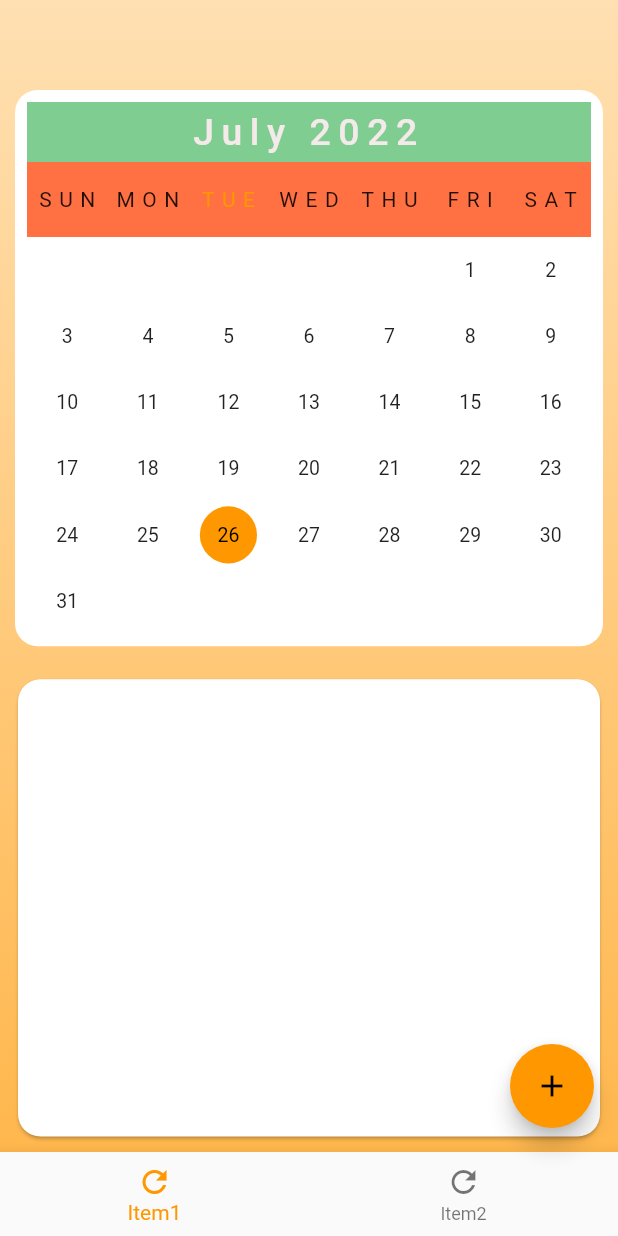
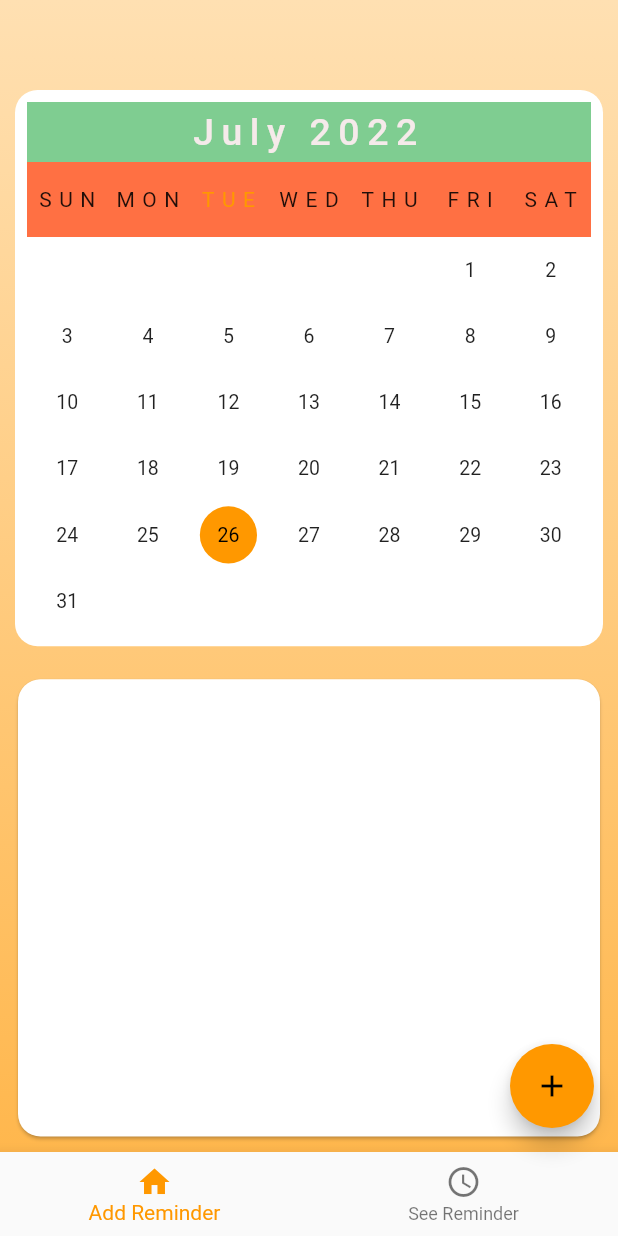
Before and after one commit to fadhlansyaf/todo, a Flutter app: the screen it shows after launch, on a phone screen of 412 x 824 dp. Run offline on Flutter 3.47's test engine with Material 2 defaults, Android fonts, the phone set to English and light mode, and no system bars; drawn by our look-alikes of syncfusion_flutter_datepicker; our stand-ins replace bloc, equatable, flutter_bloc, flutter_local_notifications, flutter_native_timezone, sqflite and 1 more; missing offline and left inert: flutter_background_service, flutter_background_service_android; accounts and stored records are empty.

Commit message:
added feature to see closest reminder (day range)

```diff
--- a/lib/home.dart
+++ b/lib/home.dart
@@ -1,11 +1,14 @@
+import 'package:collection/collection.dart';
 import 'package:flutter/material.dart';
 import 'package:flutter_bloc/flutter_bloc.dart';
 import 'package:syncfusion_flutter_datepicker/datepicker.dart';
-import 'package:todo/bloc/home_bloc.dart';
-import 'package:todo/item_list.dart';
+import 'package:todo/widgets/item_list.dart';
 import 'package:todo/model.dart';
+import 'package:todo/widgets/reminder_list.dart';
 
 import 'database.dart';
+import 'home_bloc/home_bloc.dart';
+import 'reminder_bloc/reminder_bloc.dart';
 
 class MyHomePage extends StatefulWidget {
   const MyHomePage({Key? key}) : super(key: key);
@@ -22,6 +25,10 @@ class _MyHomePageState extends State<MyHomePage> {
   final subController = TextEditingController();
   final descController = TextEditingController();
   final _formKey = GlobalKey<FormState>();
+
+  List<MapEntry<int, List<TodoModel>>> groupedList = [];
+  bool reminderIsLoading = false;
+  int dayRange = 3;
 
   @override
   void initState() {
@@ -44,6 +51,12 @@ class _MyHomePageState extends State<MyHomePage> {
   void _onItemTapped(int index) {
     setState(() {
       _selectedIndex = index;
+      if (index == 1) {
+        DateTime now = DateTime.now();
+        DateTime selectedDate =
+            DateTime(now.year, now.month, now.day + dayRange);
+        context.read<ReminderBloc>().add(LoadReminder(selectedDate, now));
+      }
     });
   }
 
@@ -76,7 +89,7 @@ class _MyHomePageState extends State<MyHomePage> {
                     gridDelegate:
                         const SliverGridDelegateWithFixedCrossAxisCount(
                             crossAxisCount: 2),
-                    padding: EdgeInsets.all(8),
+                    padding: const EdgeInsets.all(8),
                     children: [
                       Padding(
                         padding: const EdgeInsets.all(2.0),
@@ -97,7 +110,7 @@ class _MyHomePageState extends State<MyHomePage> {
                                 chooseTodoTime();
                               },
                               child: Container(
-                                child: Icon(Icons.timer),
+                                child: const Icon(Icons.timer),
                                 color: Colors.grey,
                               )),
                         ),
@@ -118,7 +131,7 @@ class _MyHomePageState extends State<MyHomePage> {
                               enableFeedback: true,
                               onTap: () {},
                               child: Container(
-                                child: Icon(Icons.refresh),
+                                child: const Icon(Icons.refresh),
                                 color: Colors.grey,
                               )),
                         ),
@@ -299,8 +312,71 @@ class _MyHomePageState extends State<MyHomePage> {
           ),
         ],
       ),
-      const Center(
-        child: Text('Coming Soon'),
+      BlocListener<ReminderBloc, ReminderState>(
+        listener: (context, state) {
+          if (state is ReminderLoading) {
+            setState(() {
+              reminderIsLoading = true;
+            });
+          }
+          if (state is ReminderLoaded) {
+            setState(() {
+              List<TodoModel> tempTodo = [];
+              tempTodo.addAll(state.todoList);
+              tempTodo.sort((a, b) => a.date.compareTo(b.date));
+              groupedList.clear();
+              groupedList.addAll(
+                  groupBy(tempTodo, (TodoModel todo) => todo.date)
+                      .entries
+                      .toList());
+              reminderIsLoading = false;
+            });
+          }
+        },
+        child: !reminderIsLoading
+            ? ListView(
+                physics: const NeverScrollableScrollPhysics(),
+                children: [
+                  Padding(
+                    padding: const EdgeInsets.all(8.0),
+                    child: TextFormField(
+                      keyboardType: TextInputType.phone,
+                      initialValue: dayRange.toString(),
+                      decoration:
+                          const InputDecoration(label: Text('Date Range')),
+                      onChanged: (v) {
+                        setState(() {
+                          if (v == '') {
+                            dayRange = 1;
+                          } else {
+                            dayRange = int.parse(v);
+                          }
+                          DateTime now = DateTime.now();
+                          DateTime selectedDate =
+                              DateTime(now.year, now.month, now.day + dayRange);
+                          context
+                              .read<ReminderBloc>()
+                              .add(LoadReminder(selectedDate, now));
+                        });
+                      },
+                    ),
+                  ),
+                  SizedBox(
+                    child: ListView.builder(
+                      shrinkWrap: true,
+                      itemCount: groupedList.length,
+                      physics: const BouncingScrollPhysics(),
+                      itemBuilder: (context, index) {
+                        return ReminderItemList(
+                            todoList: groupedList[index].value);
+                      },
+                    ),
+                  ),
+                ],
+              )
+            : const Center(
+                child: CircularProgressIndicator(),
+              ),
       )
     ];
     return Scaffold(
@@ -325,16 +401,20 @@ class _MyHomePageState extends State<MyHomePage> {
       bottomNavigationBar: BottomNavigationBar(
           onTap: _onItemTapped,
           currentIndex: _selectedIndex,
-          items: [
-            BottomNavigationBarItem(icon: Icon(Icons.refresh), label: 'Item1'),
-            BottomNavigationBarItem(icon: Icon(Icons.refresh), label: 'Item2'),
+          items: const [
+            BottomNavigationBarItem(
+                icon: Icon(Icons.home), label: 'Add Reminder'),
+            BottomNavigationBarItem(
+                icon: Icon(Icons.schedule), label: 'See Reminder'),
           ]),
-      floatingActionButton: FloatingActionButton(
-        onPressed: () {
-          showAddSelection();
-        },
-        child: const Icon(Icons.add),
-      ),
+      floatingActionButton: _selectedIndex == 0
+          ? FloatingActionButton(
+              onPressed: () {
+                showAddSelection();
+              },
+              child: const Icon(Icons.add),
+            )
+          : null,
     );
   }
 }
--- a/lib/main.dart
+++ b/lib/main.dart
@@ -1,8 +1,9 @@
 import 'package:flutter/material.dart';
 import 'package:flutter_bloc/flutter_bloc.dart';
-import 'package:todo/bloc/home_bloc.dart';
+import 'package:todo/reminder_bloc/reminder_bloc.dart';
 
 import 'home.dart';
+import 'home_bloc/home_bloc.dart';
 import 'notification.dart';
 
 void main() {
@@ -20,6 +21,7 @@ class MyApp extends StatelessWidget {
     return MultiBlocProvider(
       providers: [
         BlocProvider(create: (_) => HomeBloc()),
+        BlocProvider(create: (_) => ReminderBloc()),
       ],
       child: MaterialApp(
         title: 'Flutter Demo',
--- /dev/null
+++ b/lib/reminder_bloc/reminder_bloc.dart
@@ -0,0 +1,28 @@
+import 'dart:async';
+
+import 'package:bloc/bloc.dart';
+import 'package:equatable/equatable.dart';
+import 'package:intl/intl.dart';
+import 'package:sqflite/sqflite.dart';
+
+import '../database.dart';
+import '../model.dart';
+
+part 'reminder_event.dart';
+part 'reminder_state.dart';
+
+class ReminderBloc extends Bloc<ReminderEvent, ReminderState> {
+  ReminderBloc() : super(ReminderInitial()) {
+    on<LoadReminder>(_onLoadReminder);
+  }
+
+  _onLoadReminder(LoadReminder event, Emitter<ReminderState> emit) async {
+    emit(ReminderLoading());
+    String date = DateFormat('yyyy-MM-dd').format(event.selectedDate);
+    String now = DateFormat('yyyy-MM-dd').format(event.now);
+    Database db = await DatabaseProvider().database;
+    var data = await db.rawQuery("SELECT * FROM $todoTable WHERE DATE BETWEEN ? AND ?", [now, date]);
+    List<TodoModel> todoList = List<TodoModel>.from(data.map((e) => TodoModel.fromJson(e)));
+    emit(ReminderLoaded(todoList));
+  }
+}
--- /dev/null
+++ b/lib/reminder_bloc/reminder_event.dart
@@ -0,0 +1,15 @@
+part of 'reminder_bloc.dart';
+
+abstract class ReminderEvent extends Equatable {
+  const ReminderEvent();
+}
+
+class LoadReminder extends ReminderEvent{
+  final DateTime selectedDate;
+  final DateTime now;
+
+  const LoadReminder(this.selectedDate, this.now);
+
+  @override
+  List<Object> get props => [selectedDate, now];
+}
--- /dev/null
+++ b/lib/reminder_bloc/reminder_state.dart
@@ -0,0 +1,24 @@
+part of 'reminder_bloc.dart';
+
+abstract class ReminderState extends Equatable {
+  const ReminderState();
+}
+
+class ReminderInitial extends ReminderState {
+  @override
+  List<Object> get props => [];
+}
+
+class ReminderLoading extends ReminderState {
+  @override
+  List<Object> get props => [];
+}
+
+class ReminderLoaded extends ReminderState {
+  final List<TodoModel> todoList;
+
+  const ReminderLoaded(this.todoList);
+
+  @override
+  List<Object> get props => [];
+}
--- a/lib/item_list.dart
+++ b/lib/widgets/item_list.dart
@@ -2,7 +2,7 @@ import 'package:flutter/material.dart';
 import 'package:flutter_bloc/flutter_bloc.dart';
 import 'package:todo/model.dart';
 
-import 'bloc/home_bloc.dart';
+import '../home_bloc/home_bloc.dart';
 
 class TodoItemList extends StatelessWidget {
   const TodoItemList({Key? key, required this.todoData}) : super(key: key);
--- a/pubspec.yaml
+++ b/pubspec.yaml
@@ -42,6 +42,7 @@ dependencies:
   flutter_background_service: ^2.1.3
   flutter_local_notifications: ^9.6.1
   flutter_native_timezone: ^2.0.0
+  collection: ^1.16.0
 
 dev_dependencies:
   flutter_test:
```
Also changed, not shown: lib/widgets/reminder_list.dart (added, +35 -0 lines), lib/home_bloc/home_bloc.dart (renamed from lib/bloc/home_bloc.dart), lib/home_bloc/home_event.dart (renamed from lib/bloc/home_event.dart), lib/home_bloc/home_state.dart (renamed from lib/bloc/home_state.dart), pubspec.lock.
